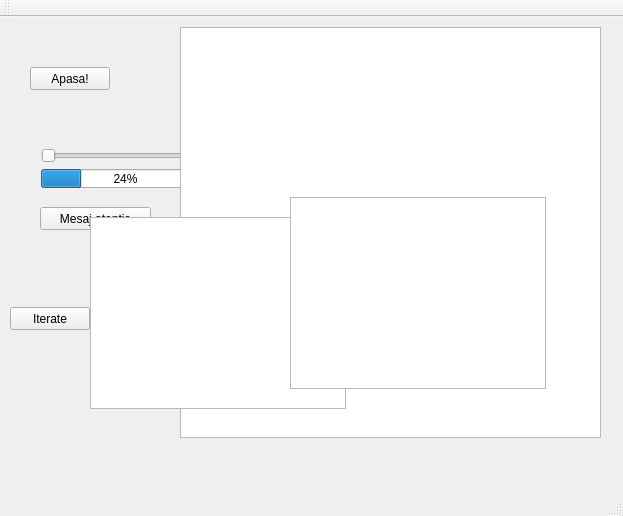
Qt form mainwindow.ui (lucgeo/demo) before a commit.
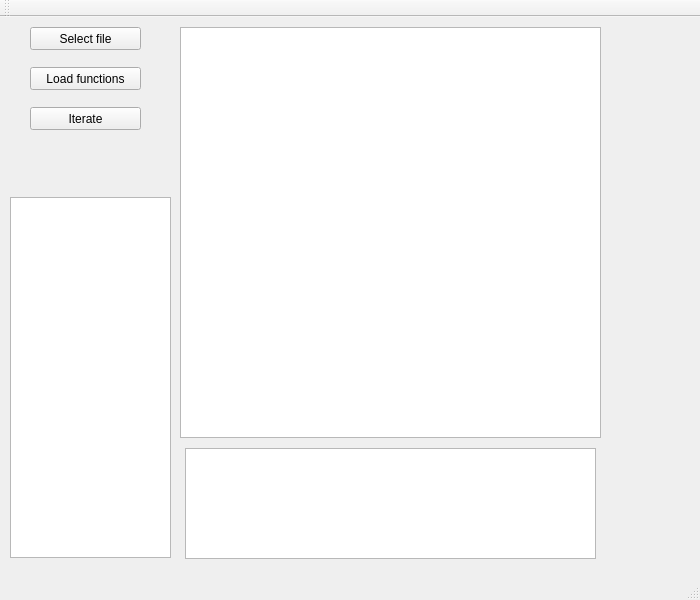
The same form after that commit.

```diff
--- a/mainwindow.ui
+++ b/mainwindow.ui
@@ -6,8 +6,8 @@
    <rect>
     <x>0</x>
     <y>0</y>
-    <width>623</width>
-    <height>516</height>
+    <width>700</width>
+    <height>600</height>
    </rect>
   </property>
   <property name="windowTitle">
@@ -18,13 +18,13 @@
     <property name="geometry">
      <rect>
       <x>30</x>
-      <y>50</y>
-      <width>80</width>
+      <y>10</y>
+      <width>111</width>
       <height>23</height>
      </rect>
     </property>
     <property name="text">
-     <string>Apasa!</string>
+     <string>Select file</string>
     </property>
    </widget>
    <widget class="QLabel" name="label">
@@ -40,43 +40,17 @@
      <string>&lt;html&gt;&lt;head/&gt;&lt;body&gt;&lt;p&gt;&lt;br/&gt;&lt;/p&gt;&lt;/body&gt;&lt;/html&gt;</string>
     </property>
    </widget>
-   <widget class="QWidget" name="layoutWidget">
-    <property name="geometry">
-     <rect>
-      <x>30</x>
-      <y>120</y>
-      <width>191</width>
-      <height>62</height>
-     </rect>
-    </property>
-    <layout class="QVBoxLayout" name="verticalLayout">
-     <item>
-      <widget class="QSlider" name="horizontalSlider">
-       <property name="orientation">
-        <enum>Qt::Horizontal</enum>
-       </property>
-      </widget>
-     </item>
-     <item>
-      <widget class="QProgressBar" name="progressBar">
-       <property name="value">
-        <number>24</number>
-       </property>
-      </widget>
-     </item>
-    </layout>
-   </widget>
    <widget class="QPushButton" name="pushButton_2">
     <property name="geometry">
      <rect>
-      <x>40</x>
-      <y>190</y>
+      <x>30</x>
+      <y>50</y>
       <width>111</width>
       <height>23</height>
      </rect>
     </property>
     <property name="text">
-     <string>Mesaj atentie</string>
+     <string>Load functions</string>
     </property>
    </widget>
    <widget class="QGraphicsView" name="graphicsView">
@@ -92,10 +66,10 @@
    <widget class="QListWidget" name="listWidget">
     <property name="geometry">
      <rect>
-      <x>90</x>
-      <y>200</y>
-      <width>256</width>
-      <height>192</height>
+      <x>10</x>
+      <y>180</y>
+      <width>161</width>
+      <height>361</height>
      </rect>
     </property>
     <property name="dragEnabled">
@@ -114,10 +88,10 @@
    <widget class="QListWidget" name="listWidget_2">
     <property name="geometry">
      <rect>
-      <x>290</x>
-      <y>180</y>
-      <width>256</width>
-      <height>192</height>
+      <x>185</x>
+      <y>431</y>
+      <width>411</width>
+      <height>111</height>
      </rect>
     </property>
     <property name="dragEnabled">
@@ -136,9 +110,9 @@
    <widget class="QPushButton" name="pushButton_3">
     <property name="geometry">
      <rect>
-      <x>10</x>
-      <y>290</y>
-      <width>80</width>
+      <x>30</x>
+      <y>90</y>
+      <width>111</width>
       <height>23</height>
      </rect>
     </property>
```
Left out of the diff: 21 changed lines with no effect on the pictures.
